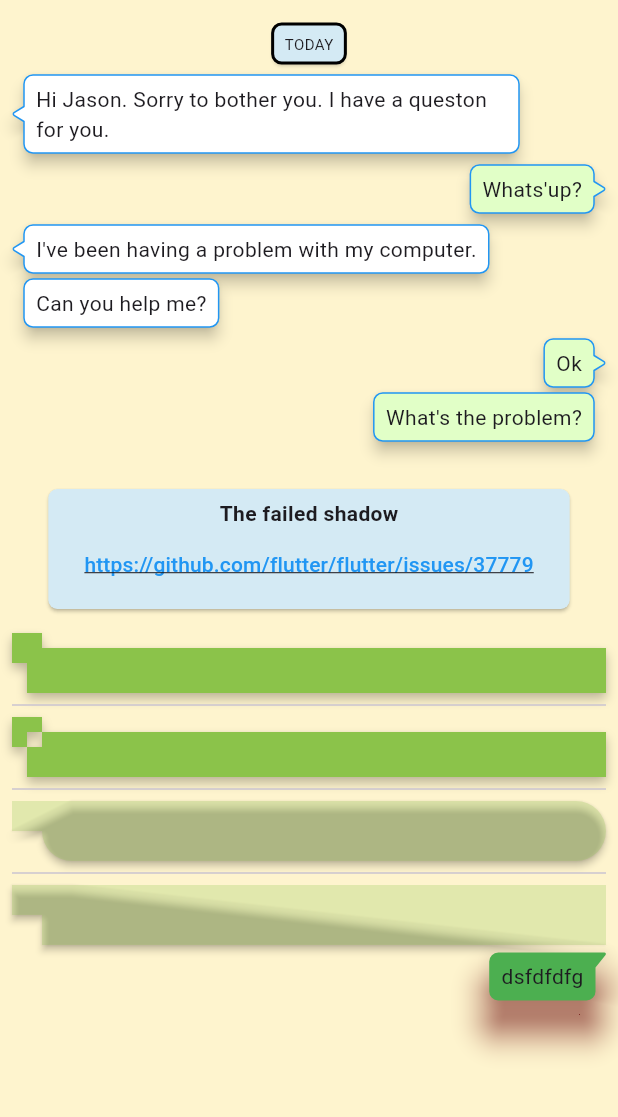
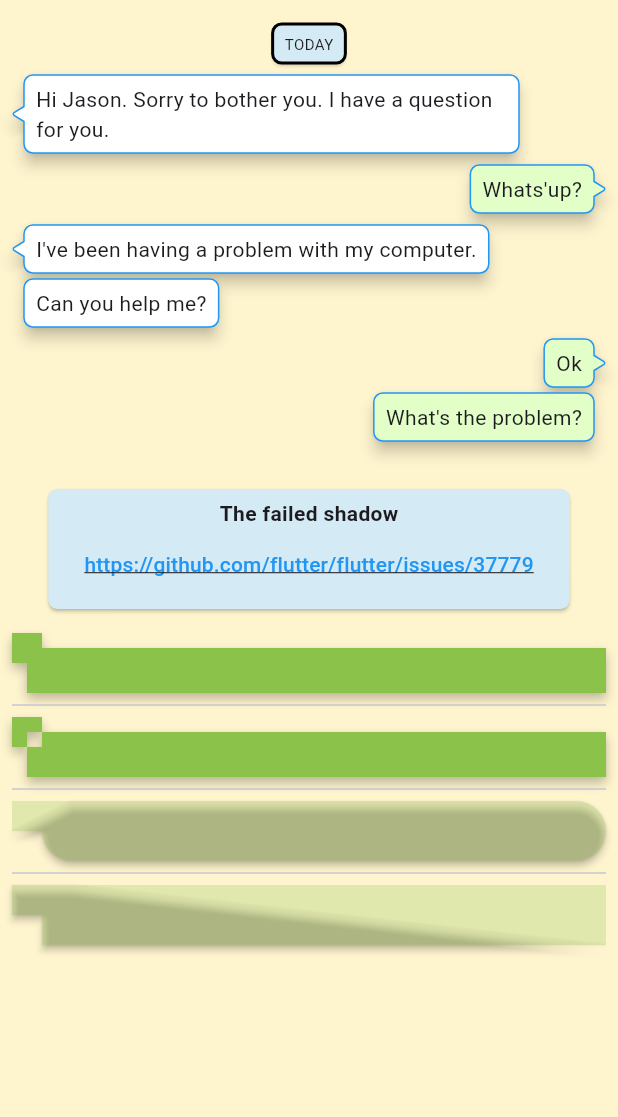
Before and after one commit to vi-k/bubble, a Flutter app: the screen it shows after launch, on a phone screen of 412 x 824 dp, the part 84-1201 px from its top. Run offline on Flutter 3.47's test engine with Material 3 defaults, Android fonts, the phone set to English and light mode, and no system bars.

Commit message:
fix: drop the leftover test bubble from the example
The chat ended with a green bubble labelled 'dsfdfdfg', a test string
from the author that showed up on the pub.dev Example tab as noise. The
shadow colour it tried out has its own screenshot in the README. The
first message also read 'queston'.

Co-Authored-By: Claude Opus 5.5 <noreply@anthropic.com>
Claude-Session: https://claude.ai/code/session_01PcLPeLDJajr6aF9uy6LZsE

```diff
--- a/example/lib/main.dart
+++ b/example/lib/main.dart
@@ -85,7 +85,7 @@ class _MyHomePageState extends State<MyHomePage> {
               Bubble(
                 style: styleSomebody,
                 child: const Text(
-                  'Hi Jason. Sorry to bother you. I have a queston for you.',
+                  'Hi Jason. Sorry to bother you. I have a question for you.',
                 ),
               ),
               Bubble(
@@ -176,15 +176,6 @@ class _MyHomePageState extends State<MyHomePage> {
                 elevation: 2,
                 child: const SizedBox(width: 80, height: 40),
               ),
-              Bubble(
-                margin: const BubbleEdges.only(top: 5),
-                elevation: 10,
-                shadowColor: Colors.red[900],
-                alignment: Alignment.topRight,
-                nip: BubbleNip.rightTop,
-                color: Colors.green,
-                child: const Text('dsfdfdfg'),
-              ),
             ],
           ),
         ),
```
Also changed, not shown: 1 other file.
